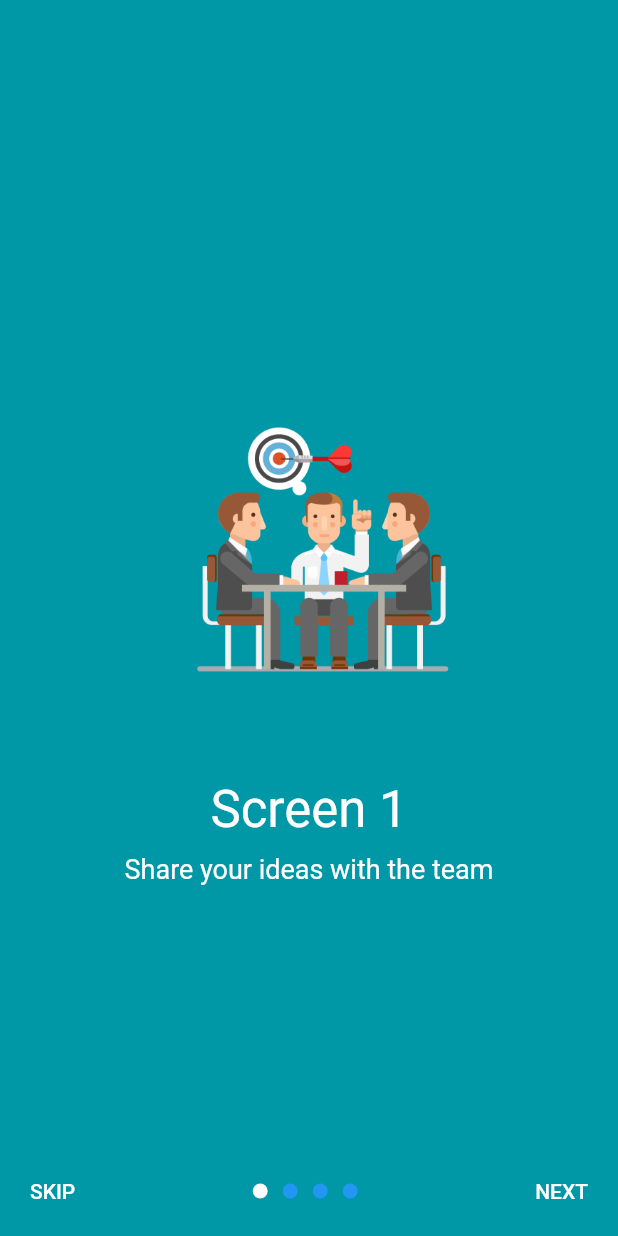
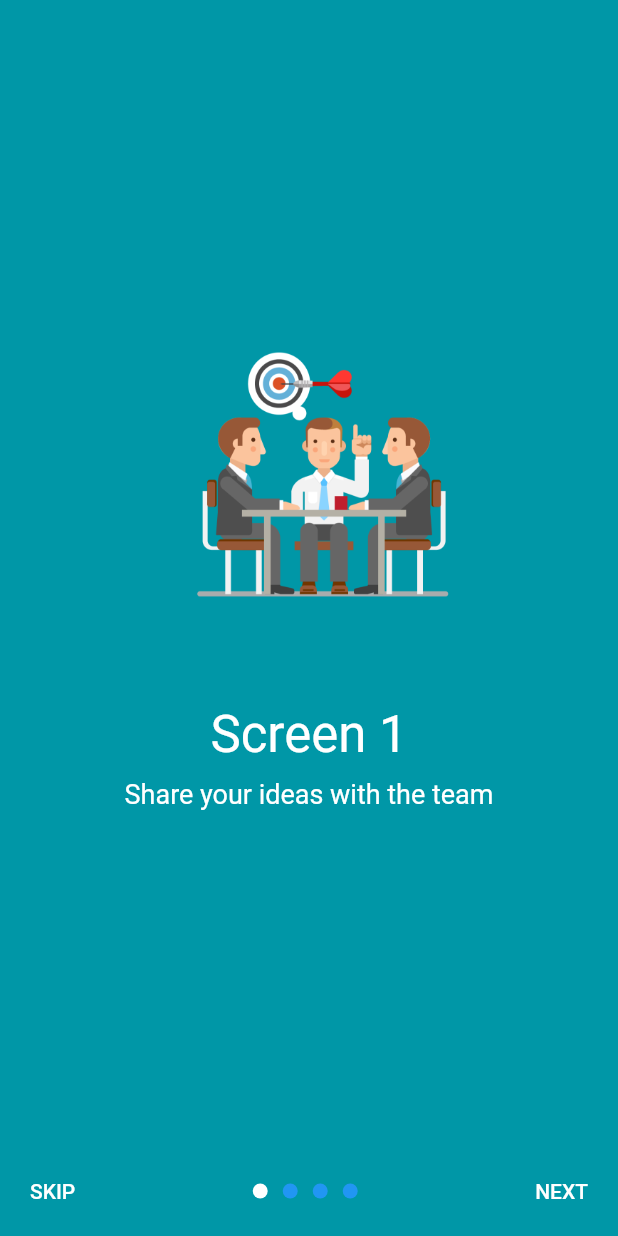
Before and after one commit to kumar-aakash86/flutter_overboard, a Flutter app: the screen it shows after launch, on a phone screen of 412 x 824 dp. Run offline on Flutter 3.47's test engine with Material 2 defaults, Android fonts, the phone set to English and light mode, and no system bars.

Commit message:
Add optional height to body text

```diff
--- a/lib/src/overboard.dart
+++ b/lib/src/overboard.dart
@@ -304,11 +304,18 @@ class _OverBoardState extends State<OverBoard> with TickerProviderStateMixin {
                 ),
                 Padding(
                   padding: new EdgeInsets.only(
-                      bottom: 75.0, left: 30.0, right: 30.0),
-                  child: new Text(
-                    page.body!,
-                    textAlign: TextAlign.center,
-                    style: bodyStyle,
+                      bottom: 175.0, left: 30.0, right: 30.0),
+                  child: SizedBox(
+                    width: double.maxFinite,
+                    height: page.bodyHeight,
+                    child: new Text(
+                      page.body!,
+                      textAlign: TextAlign.center,
+                      style: bodyStyle,
+                      textHeightBehavior: TextHeightBehavior(
+                        applyHeightToFirstAscent: false,
+                      ),
+                    ),
                   ),
                 ),
               ],
--- a/lib/src/page_model.dart
+++ b/lib/src/page_model.dart
@@ -18,6 +18,9 @@ class PageModel {
 
   /// Body text style of the page
   TextStyle? bodyStyle;
+
+  /// Height of the body
+  double? bodyHeight;
 
   /// Custom widget to pass as image in page
   Widget? child;
@@ -41,6 +44,7 @@ class PageModel {
       this.titleStyle,
       this.bodyColor,
       this.bodyStyle,
+      this.bodyHeight,
       required this.imageAssetPath,
       required this.title,
       required this.body,
```
Also changed, not shown: 1 other file.
